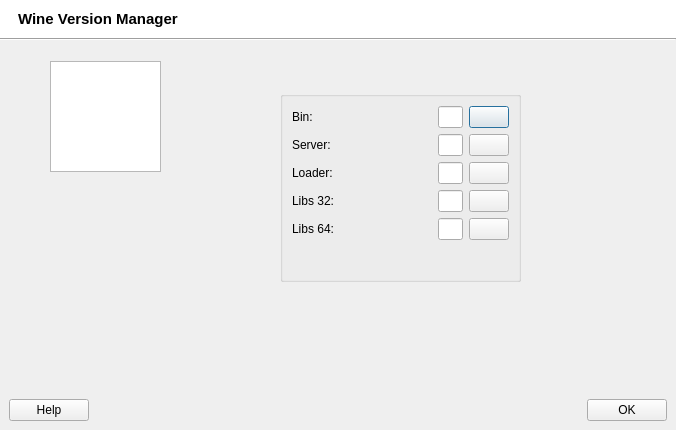
Above: src/q4wine-gui/uis/VersionManager.ui from brezerk/q4wine before the change. Below: the same form after it.
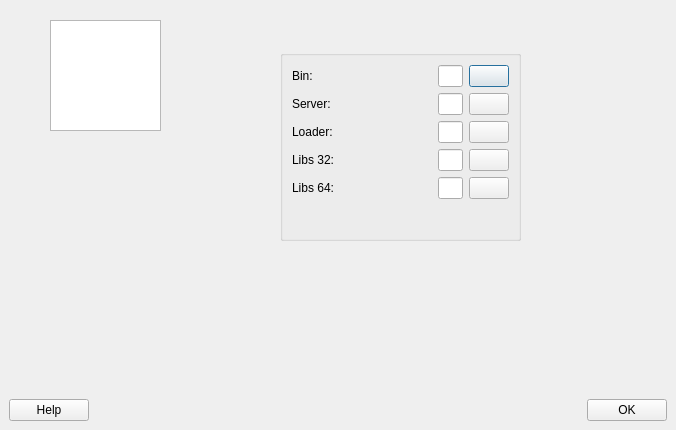
That is the form after the change. Icons and pictures are not drawn.

Patch:
```diff
--- a/src/q4wine-gui/uis/VersionManager.ui
+++ b/src/q4wine-gui/uis/VersionManager.ui
@@ -33,186 +33,15 @@
    <property name="margin">
     <number>0</number>
    </property>
-   <item>
-    <widget class="QWidget" name="widget_7" native="true">
-     <property name="sizePolicy">
-      <sizepolicy hsizetype="Preferred" vsizetype="Preferred">
-       <horstretch>0</horstretch>
-       <verstretch>0</verstretch>
-      </sizepolicy>
-     </property>
-     <property name="palette">
-      <palette>
-       <active>
-        <colorrole role="Button">
-         <brush brushstyle="SolidPattern">
-          <color alpha="255">
-           <red>255</red>
-           <green>255</green>
-           <blue>255</blue>
-          </color>
-         </brush>
-        </colorrole>
-        <colorrole role="Midlight">
-         <brush brushstyle="SolidPattern">
-          <color alpha="255">
-           <red>255</red>
-           <green>255</green>
-           <blue>255</blue>
-          </color>
-         </brush>
-        </colorrole>
-        <colorrole role="Base">
-         <brush brushstyle="SolidPattern">
-          <color alpha="255">
-           <red>255</red>
-           <green>255</green>
-           <blue>255</blue>
-          </color>
-         </brush>
-        </colorrole>
-        <colorrole role="Window">
-         <brush brushstyle="SolidPattern">
-          <color alpha="255">
-           <red>255</red>
-           <green>255</green>
-           <blue>255</blue>
-          </color>
-         </brush>
-        </colorrole>
-       </active>
-       <inactive>
-        <colorrole role="Button">
-         <brush brushstyle="SolidPattern">
-          <color alpha="255">
-           <red>255</red>
-           <green>255</green>
-           <blue>255</blue>
-          </color>
-         </brush>
-        </colorrole>
-        <colorrole role="Midlight">
-         <brush brushstyle="SolidPattern">
-          <color alpha="255">
-           <red>255</red>
-           <green>255</green>
-           <blue>255</blue>
-          </color>
-         </brush>
-        </colorrole>
-        <colorrole role="Base">
-         <brush brushstyle="SolidPattern">
-          <color alpha="255">
-           <red>255</red>
-           <green>255</green>
-           <blue>255</blue>
-          </color>
-         </brush>
-        </colorrole>
-        <colorrole role="Window">
-         <brush brushstyle="SolidPattern">
-          <color alpha="255">
-           <red>255</red>
-           <green>255</green>
-           <blue>255</blue>
-          </color>
-         </brush>
-        </colorrole>
-       </inactive>
-       <disabled>
-        <colorrole role="Button">
-         <brush brushstyle="SolidPattern">
-          <color alpha="255">
-           <red>255</red>
-           <green>255</green>
-           <blue>255</blue>
-          </color>
-         </brush>
-        </colorrole>
-        <colorrole role="Midlight">
-         <brush brushstyle="SolidPattern">
-          <color alpha="255">
-           <red>255</red>
-           <green>255</green>
-           <blue>255</blue>
-          </color>
-         </brush>
-        </colorrole>
-        <colorrole role="Base">
-         <brush brushstyle="SolidPattern">
-          <color alpha="255">
-           <red>255</red>
-           <green>255</green>
-           <blue>255</blue>
-          </color>
-         </brush>
-        </colorrole>
-        <colorrole role="Window">
-         <brush brushstyle="SolidPattern">
-          <color alpha="255">
-           <red>255</red>
-           <green>255</green>
-           <blue>255</blue>
-          </color>
-         </brush>
-        </colorrole>
-       </disabled>
-      </palette>
-     </property>
-     <property name="autoFillBackground">
-      <bool>true</bool>
-     </property>
-     <layout class="QHBoxLayout">
-      <property name="leftMargin">
-       <number>18</number>
-      </property>
-      <item>
-       <widget class="QLabel" name="lblCaption">
-        <property name="font">
-         <font>
-          <pointsize>11</pointsize>
-          <weight>75</weight>
-          <bold>true</bold>
-         </font>
-        </property>
-        <property name="text">
-         <string>Wine Version Manager</string>
-        </property>
-       </widget>
-      </item>
-      <item>
-       <spacer>
-        <property name="orientation">
-         <enum>Qt::Horizontal</enum>
-        </property>
-        <property name="sizeHint" stdset="0">
-         <size>
-          <width>40</width>
-          <height>20</height>
-         </size>
-        </property>
-       </spacer>
-      </item>
-      <item>
-       <widget class="QLabel" name="lblLogo">
-        <property name="text">
-         <string/>
-        </property>
-        <property name="pixmap">
-         <pixmap resource="../../q4wine.qrc">:/data/iso_manager.png</pixmap>
-        </property>
-       </widget>
-      </item>
-     </layout>
-    </widget>
-   </item>
-   <item>
-    <widget class="Line" name="line">
-     <property name="orientation">
-      <enum>Qt::Horizontal</enum>
-     </property>
-    </widget>
-   </item>
+   <property name="topMargin">
+    <number>0</number>
+   </property>
+   <property name="rightMargin">
+    <number>0</number>
+   </property>
+   <property name="bottomMargin">
+    <number>0</number>
+   </property>
    <item>
     <widget class="QWidget" name="wContent" native="true">
      <property name="sizePolicy">
```
Left out of the diff: 65 changed lines with no effect on the pictures.
